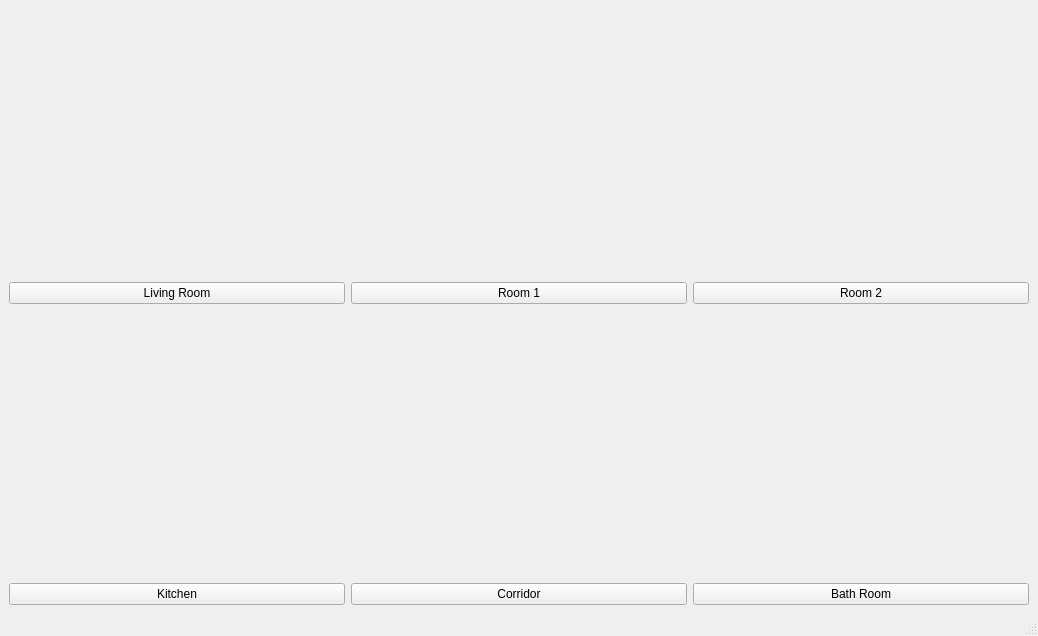
This is DeskTop App/UIs/home.ui in mohab-hisham/Smart-Home-System-controlled-by-EEG as Qt 5 draws it before an edit. The edited form follows.
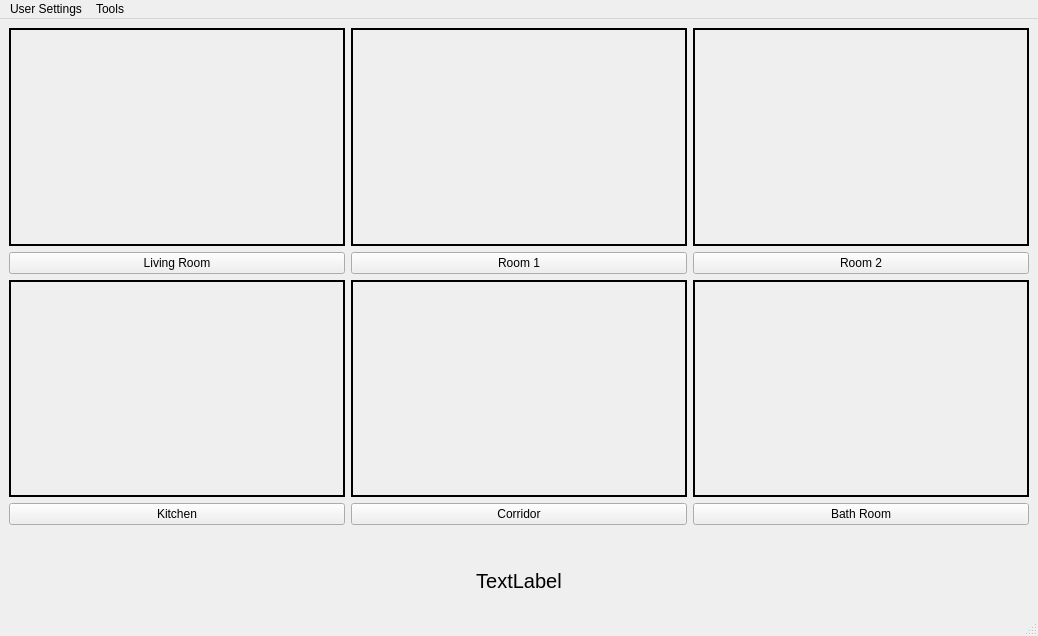
This is the edited form.

Diff of the .ui file:
```diff
--- a/DeskTop App/UIs/home.ui
+++ b/DeskTop App/UIs/home.ui
@@ -14,11 +14,86 @@
    <string>My Smart Home</string>
   </property>
   <widget class="QWidget" name="centralwidget">
-   <layout class="QGridLayout" name="gridLayout">
-    <item row="0" column="0">
+   <layout class="QGridLayout" name="gridLayout" rowstretch="0,10,10,1,2">
+    <item row="2" column="0">
+     <layout class="QVBoxLayout" name="verticalLayout_4">
+      <item>
+       <widget class="QLabel" name="kitchen_label">
+        <property name="frameShape">
+         <enum>QFrame::WinPanel</enum>
+        </property>
+        <property name="text">
+         <string/>
+        </property>
+        <property name="scaledContents">
+         <bool>true</bool>
+        </property>
+       </widget>
+      </item>
+      <item>
+       <widget class="QPushButton" name="kitchenButton">
+        <property name="text">
+         <string>Kitchen</string>
+        </property>
+       </widget>
+      </item>
+     </layout>
+    </item>
+    <item row="2" column="2">
+     <layout class="QVBoxLayout" name="verticalLayout_6">
+      <item>
+       <widget class="QLabel" name="bath_label">
+        <property name="frameShape">
+         <enum>QFrame::WinPanel</enum>
+        </property>
+        <property name="text">
+         <string/>
+        </property>
+        <property name="scaledContents">
+         <bool>true</bool>
+        </property>
+       </widget>
+      </item>
+      <item>
+       <widget class="QPushButton" name="bathButton">
+        <property name="text">
+         <string>Bath Room</string>
+        </property>
+       </widget>
+      </item>
+     </layout>
+    </item>
+    <item row="2" column="1">
+     <layout class="QVBoxLayout" name="verticalLayout_5">
+      <item>
+       <widget class="QLabel" name="lobby_label">
+        <property name="frameShape">
+         <enum>QFrame::WinPanel</enum>
+        </property>
+        <property name="text">
+         <string/>
+        </property>
+        <property name="scaledContents">
+         <bool>true</bool>
+        </property>
+       </widget>
+      </item>
+      <item>
+       <widget class="QPushButton" name="lobbyButton">
+        <property name="text">
+         <string>Corridor</string>
+        </property>
+       </widget>
+      </item>
+     </layout>
+    </item>
+    <item row="1" column="0">
      <layout class="QVBoxLayout" name="verticalLayout_3">
       <item>
        <widget class="QLabel" name="living_label">
+        <property name="frameShape">
+         <enum>QFrame::WinPanel</enum>
+        </property>
         <property name="text">
          <string/>
         </property>
@@ -36,10 +111,13 @@
       </item>
      </layout>
     </item>
-    <item row="0" column="1">
+    <item row="1" column="1">
      <layout class="QVBoxLayout" name="verticalLayout_2">
       <item>
        <widget class="QLabel" name="room1_label">
+        <property name="frameShape">
+         <enum>QFrame::WinPanel</enum>
+        </property>
         <property name="text">
          <string/>
         </property>
@@ -57,10 +135,13 @@
       </item>
      </layout>
     </item>
-    <item row="0" column="2">
+    <item row="1" column="2">
      <layout class="QVBoxLayout" name="verticalLayout">
       <item>
        <widget class="QLabel" name="room2_label">
+        <property name="frameShape">
+         <enum>QFrame::WinPanel</enum>
+        </property>
         <property name="text">
          <string/>
         </property>
@@ -78,68 +159,42 @@
       </item>
      </layout>
     </item>
-    <item row="1" column="0">
-     <layout class="QVBoxLayout" name="verticalLayout_4">
-      <item>
-       <widget class="QLabel" name="kitchen_label">
-        <property name="text">
-         <string/>
-        </property>
-        <property name="scaledContents">
-         <bool>true</bool>
-        </property>
-       </widget>
-      </item>
-      <item>
-       <widget class="QPushButton" name="kitchenButton">
-        <property name="text">
-         <string>Kitchen</string>
-        </property>
-       </widget>
-      </item>
-     </layout>
+    <item row="4" column="0" colspan="3">
+     <widget class="QLabel" name="message_label">
+      <property name="font">
+       <font>
+        <pointsize>15</pointsize>
+        <weight>50</weight>
+        <italic>false</italic>
+        <bold>false</bold>
+       </font>
+      </property>
+      <property name="layoutDirection">
+       <enum>Qt::LeftToRight</enum>
+      </property>
+      <property name="frameShape">
+       <enum>QFrame::NoFrame</enum>
+      </property>
+      <property name="text">
+       <string>TextLabel</string>
+      </property>
+      <property name="alignment">
+       <set>Qt::AlignCenter</set>
+      </property>
+     </widget>
     </item>
-    <item row="1" column="1">
-     <layout class="QVBoxLayout" name="verticalLayout_5">
-      <item>
-       <widget class="QLabel" name="lobby_label">
-        <property name="text">
-         <string/>
-        </property>
-        <property name="scaledContents">
-         <bool>true</bool>
-        </property>
-       </widget>
-      </item>
-      <item>
-       <widget class="QPushButton" name="lobbyButton">
-        <property name="text">
-         <string>Corridor</string>
-        </property>
-       </widget>
-      </item>
-     </layout>
-    </item>
-    <item row="1" column="2">
-     <layout class="QVBoxLayout" name="verticalLayout_6">
-      <item>
-       <widget class="QLabel" name="bath_label">
-        <property name="text">
-         <string/>
-        </property>
-        <property name="scaledContents">
-         <bool>true</bool>
-        </property>
-       </widget>
-      </item>
-      <item>
-       <widget class="QPushButton" name="bathButton">
-        <property name="text">
-         <string>Bath Room</string>
-        </property>
-       </widget>
-      </item>
-     </layout>
+    <item row="3" column="0">
+     <spacer name="verticalSpacer">
+      <property name="orientation">
+       <enum>Qt::Vertical</enum>
+      </property>
+      <property name="sizeHint" stdset="0">
+       <size>
+        <width>20</width>
+        <height>40</height>
+       </size>
+      </property>
+     </spacer>
     </item>
    </layout>
   </widget>
@@ -152,6 +207,21 @@
      <height>26</height>
     </rect>
    </property>
+   <widget class="QMenu" name="menuUser_Settings">
+    <property name="title">
+     <string>User Settings</string>
+    </property>
+    <addaction name="actionCalibration_2"/>
+    <addaction name="actionControls"/>
+   </widget>
+   <widget class="QMenu" name="menuTools">
+    <property name="title">
+     <string>Tools</string>
+    </property>
+    <addaction name="actionMessage"/>
+   </widget>
+   <addaction name="menuUser_Settings"/>
+   <addaction name="menuTools"/>
   </widget>
   <widget class="QStatusBar" name="statusbar"/>
  </widget>
```
Left out of the diff: 28 changed lines with no effect on the pictures.
